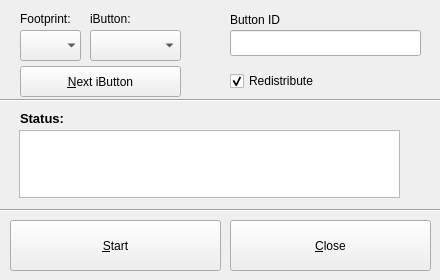
The window that src/widgets/CollectUI.ui (lachlan007/iassist) describes before a commit, drawn with Qt 5.
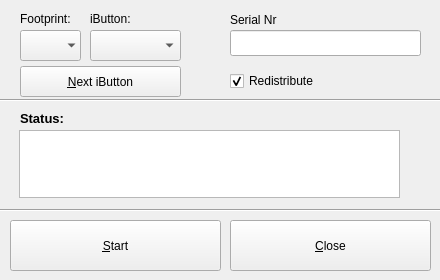
The same window after the commit.

Patch:
```diff
--- a/src/widgets/CollectUI.ui
+++ b/src/widgets/CollectUI.ui
@@ -64,7 +64,7 @@
     </rect>
    </property>
    <property name="text">
-    <string>Button ID</string>
+    <string>Serial Nr</string>
    </property>
   </widget>
   <widget class="QComboBox" name="comboFootprint">
```
Left out of the diff: 2 changed lines with no effect on the pictures.
